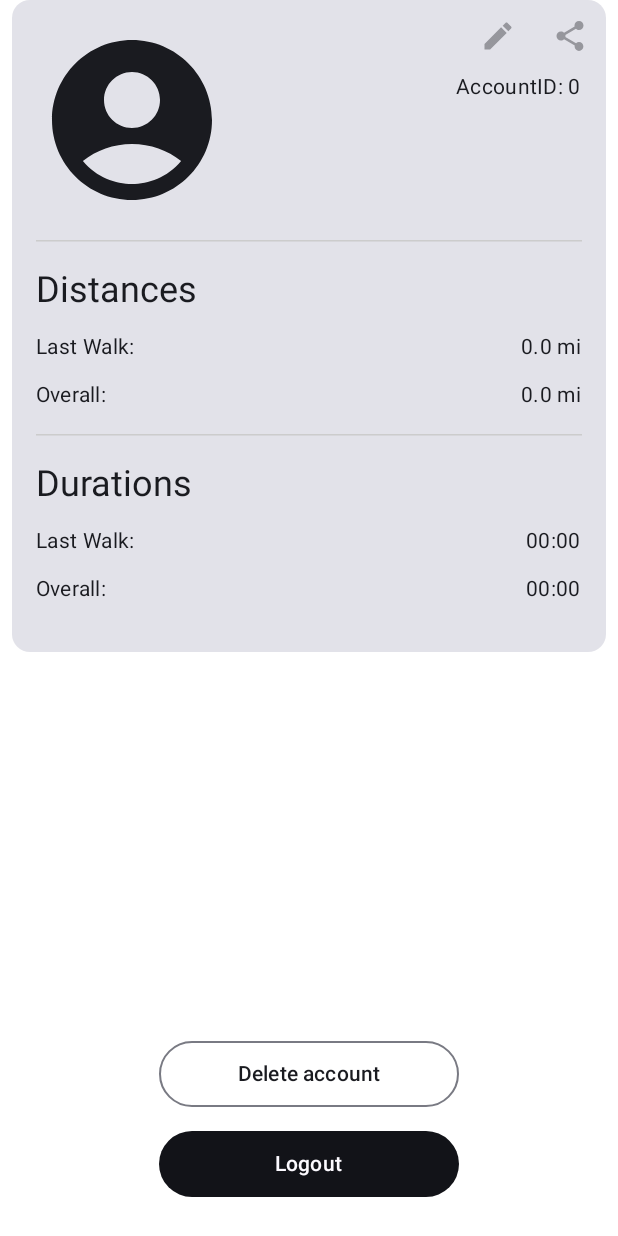
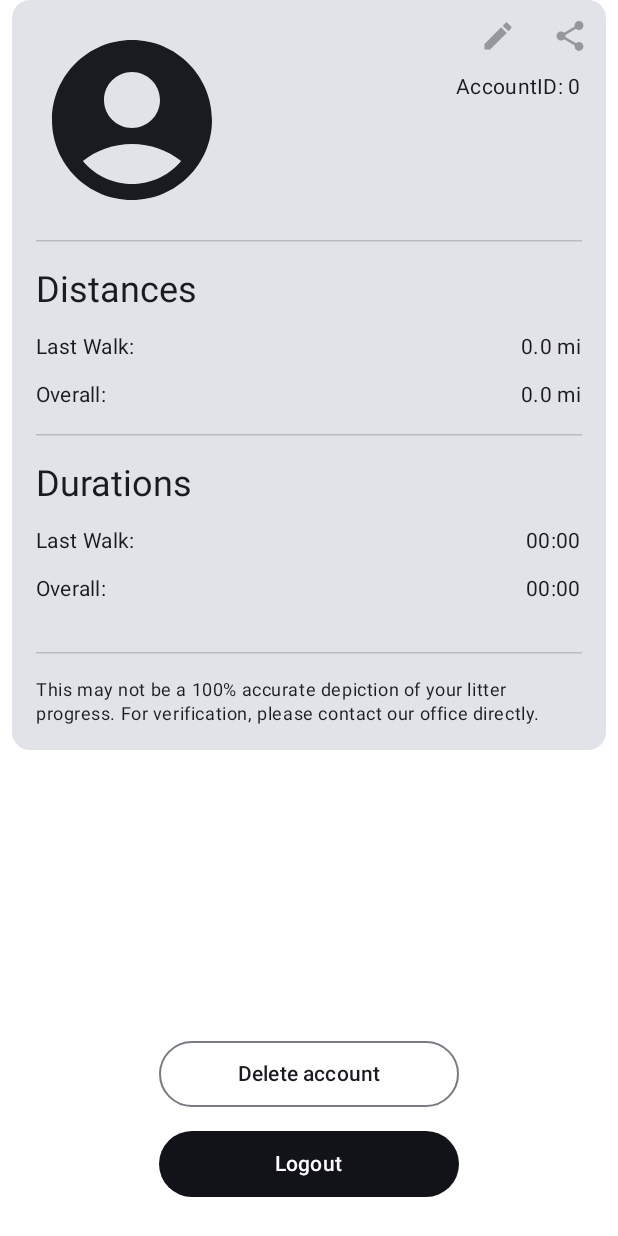
Before and after one commit to WalkingForRochester/MobileApplication, an Android app built with Jetpack Compose: the @Preview function PreviewProfileScreen, on a phone screen of 412 x 824 dp. Run offline under Robolectric (Android 15) with nearby library versions, the phone set to English and light mode, and no system bars; our stand-ins replace Dagger/Hilt's generated code, Timber; libraries missing offline, so code that uses them is left out: com.google.i18n.phonenumbers; pictures from the network do not load; 2 statements that could not run were skipped.

Commit message:
Add disclaimer to profile

```diff
--- a/app/src/main/java/com/walkingforrochester/walkingforrochester/android/ui/composable/profile/ProfileCard.kt
+++ b/app/src/main/java/com/walkingforrochester/walkingforrochester/android/ui/composable/profile/ProfileCard.kt
@@ -28,6 +28,7 @@ import androidx.compose.material3.CircularProgressIndicator
 import androidx.compose.material3.HorizontalDivider
 import androidx.compose.material3.Icon
 import androidx.compose.material3.IconButton
+import androidx.compose.material3.LocalContentColor
 import androidx.compose.material3.MaterialTheme
 import androidx.compose.material3.Text
 import androidx.compose.runtime.Composable
@@ -35,7 +36,6 @@ import androidx.compose.runtime.remember
 import androidx.compose.ui.Alignment
 import androidx.compose.ui.Modifier
 import androidx.compose.ui.draw.clip
-import androidx.compose.ui.graphics.Color
 import androidx.compose.ui.graphics.vector.rememberVectorPainter
 import androidx.compose.ui.layout.ContentScale
 import androidx.compose.ui.platform.LocalContext
@@ -84,26 +84,34 @@ fun ProfileCard(
                 profileViewModel = profileViewModel
             )
             if (!uiState.editProfile) {
+                val dividerColor = LocalContentColor.current.copy(alpha = .2f)
                 HorizontalDivider(
-                    thickness = 1.dp,
-                    color = Color.LightGray,
-                    modifier = Modifier.padding(horizontal = 16.dp)
+                    modifier = Modifier.padding(horizontal = 16.dp),
+                    color = dividerColor
                 )
                 ProfileStats(
-                    label = "Distances",
+                    label = stringResource(id = R.string.distances),
                     previousStat = "${roundDouble(uiState.distanceToday)} mi",
                     overallStat = "${roundDouble(uiState.distanceOverall)} mi"
                 )
                 HorizontalDivider(
-                    thickness = 1.dp,
-                    color = Color.LightGray,
-                    modifier = Modifier.padding(horizontal = 16.dp)
+                    modifier = Modifier.padding(horizontal = 16.dp),
+                    color = dividerColor
                 )
                 ProfileStats(
-                    label = "Durations",
+                    label = stringResource(id = R.string.durations),
                     previousStat = DateUtils.formatElapsedTime(uiState.durationToday / 1000),
                     overallStat = DateUtils.formatElapsedTime(uiState.durationOverall / 1000),
                     modifier = Modifier.padding(bottom = 16.dp)
+                )
+                HorizontalDivider(
+                    modifier = Modifier.padding(horizontal = 16.dp),
+                    color = dividerColor
+                )
+                Text(
+                    text = stringResource(id = R.string.profile_disclaimer),
+                    modifier = Modifier.padding(horizontal = 16.dp, vertical = 16.dp),
+                    style = MaterialTheme.typography.bodySmall
                 )
             }
         }
--- a/app/src/main/res/values/strings.xml
+++ b/app/src/main/res/values/strings.xml
@@ -87,7 +87,13 @@
     <string name="contact_us_text">For any questions or concerns, please contact our office.</string>
     <string name="phone_label">Phone: </string>
     <string name="email_label">Email: </string>
+    <string name="email_subject">App question</string>
     <string name="app_version">App Version: %1$s</string>
+
+    <string name="distances">Distances</string>
+    <string name="durations">Durations</string>
+    <string name="profile_disclaimer">This may not be a 100% accurate depiction of your litter progress. For verification, please contact our office directly.</string>
+
     <string name="did_you_pick_up_litter">Did you pick up litter?</string>
     <string name="continue_walking">Continue\nWalking</string>
     <string name="discard">Discard</string>
```
